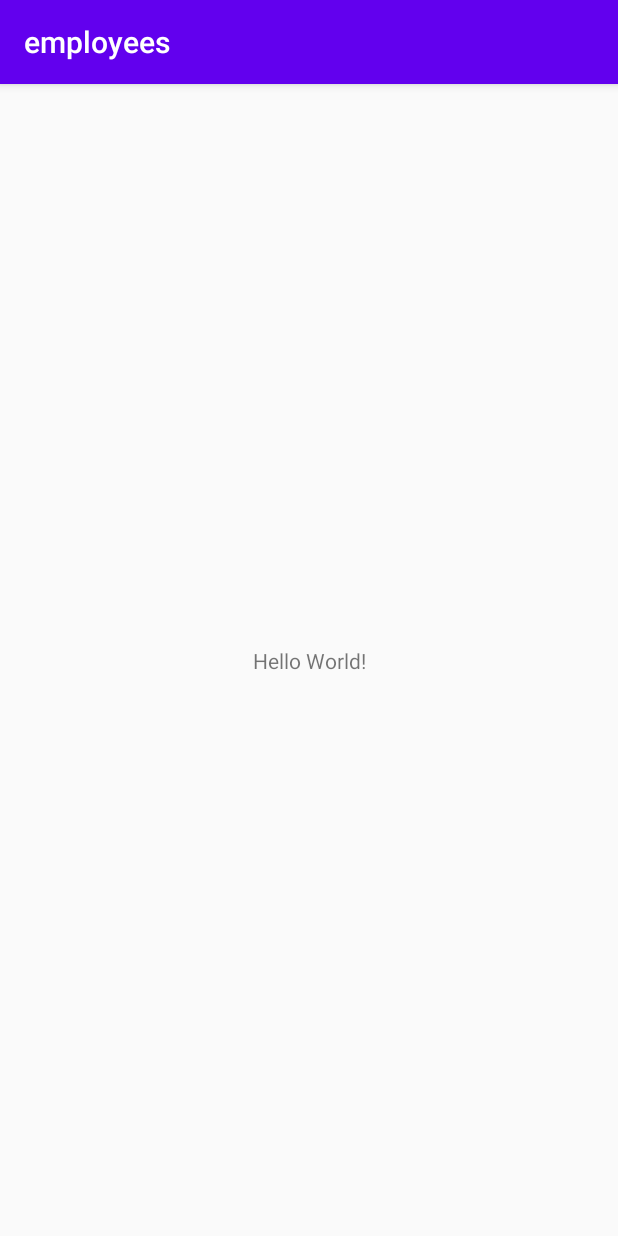
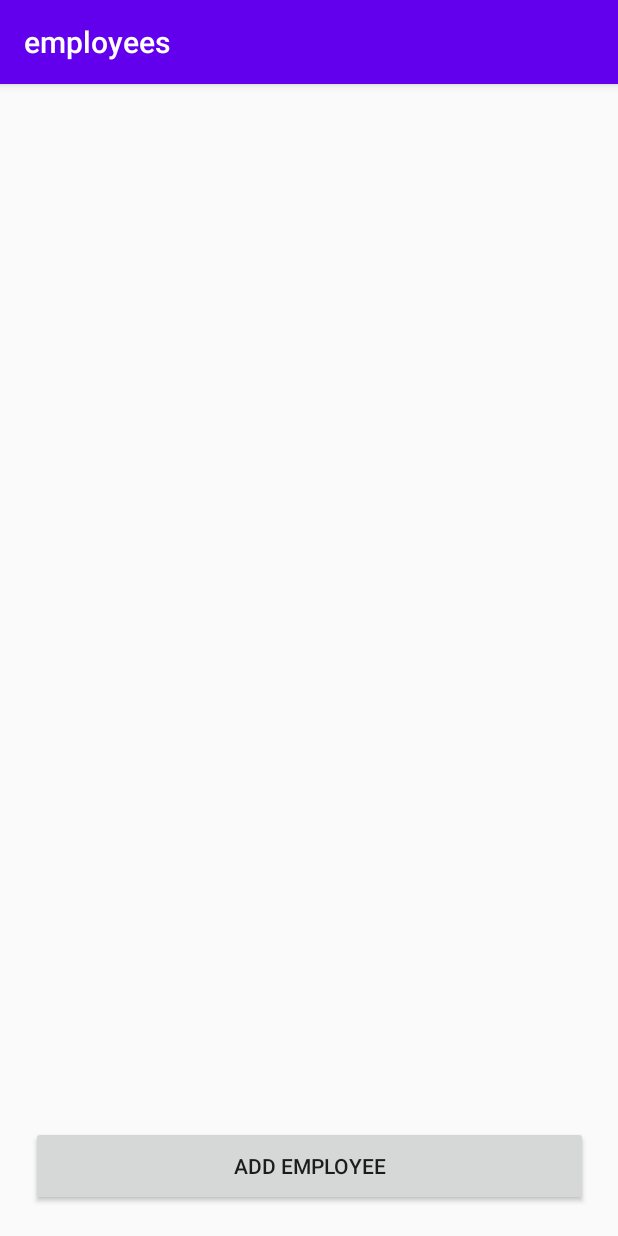
Before and after one commit to hassankhamis97/Manage-Employees, an Android app: the screen it shows after launch (MainActivity), on a phone screen of 412 x 824 dp. Run offline under Robolectric (Android 15) with nearby library versions, the phone set to English and light mode, and no system bars; our stand-ins replace Room's generated code.

Commit message:
add employee till image

```diff
--- a/app/build.gradle
+++ b/app/build.gradle
@@ -6,7 +6,7 @@ android {
 
     defaultConfig {
         applicationId "com.example.employees"
-        minSdkVersion 21
+        minSdkVersion 24
         targetSdkVersion 29
         versionCode 1
         versionName "1.0"
--- a/app/src/main/AndroidManifest.xml
+++ b/app/src/main/AndroidManifest.xml
@@ -1,7 +1,7 @@
 <?xml version="1.0" encoding="utf-8"?>
 <manifest xmlns:android="http://schemas.android.com/apk/res/android"
     package="com.example.employees">
-
+    <uses-permission android:name="android.permission.READ_EXTERNAL_STORAGE" />
     <application
         android:allowBackup="true"
         android:icon="@mipmap/ic_launcher"
@@ -9,7 +9,8 @@
         android:roundIcon="@mipmap/ic_launcher_round"
         android:supportsRtl="true"
         android:theme="@style/AppTheme">
-        <activity android:name=".activity.MainActivity">
+        <activity android:name=".activity.add_employee.AddEmployeeActivity"></activity>
+        <activity android:name=".activity.main.MainActivity">
             <intent-filter>
                 <action android:name="android.intent.action.MAIN" />
 
--- a/app/src/main/java/com/example/employees/activity/MainActivity.java
+++ b/app/src/main/java/com/example/employees/activity/main/MainActivity.java
@@ -1,16 +1,19 @@
-package com.example.employees.activity;
+package com.example.employees.activity.main;
 
 import androidx.annotation.Nullable;
 import androidx.appcompat.app.AppCompatActivity;
 import androidx.lifecycle.Observer;
 import androidx.lifecycle.ViewModelProvider;
 
+import android.content.Intent;
 import android.os.Bundle;
+import android.view.View;
 
 import com.example.employees.POJOs.Employee;
 import com.example.employees.POJOs.EmployeeWithSkills;
 import com.example.employees.POJOs.Skill;
 import com.example.employees.R;
+import com.example.employees.activity.add_employee.AddEmployeeActivity;
 import com.example.employees.viewModel.GetEmployeesViewModel;
 
 import java.util.ArrayList;
@@ -33,16 +36,21 @@ public class MainActivity extends AppCompatActivity {
             }
         });
         // test
-        byte[] x = "Any String you want".getBytes();
-        Employee emp = new Employee("hassan","hassankhamis97@hotmail.com",x);
-        Skill skill1 = new Skill(1,"PHP");
-        Skill skill2 = new Skill(2,"fsd");
-        EmployeeWithSkills employeeWithSkills = new EmployeeWithSkills();
-        employeeWithSkills.employee = emp;
-        employeeWithSkills.skills = new ArrayList<>();
-        employeeWithSkills.skills.add(skill1);
-        employeeWithSkills.skills.add(skill2);
+//        byte[] x = "Any String you want".getBytes();
+//        Employee emp = new Employee("hassan","hassankhamis97@hotmail.com",x);
+//        Skill skill1 = new Skill(1,"PHP");
+//        Skill skill2 = new Skill(2,"fsd");
+//        EmployeeWithSkills employeeWithSkills = new EmployeeWithSkills();
+//        employeeWithSkills.employee = emp;
+//        employeeWithSkills.skills = new ArrayList<>();
+//        employeeWithSkills.skills.add(skill1);
+//        employeeWithSkills.skills.add(skill2);
+//
+//        employeesViewModel.insert(employeeWithSkills);
+    }
 
-        employeesViewModel.insert(employeeWithSkills);
+    public void addEmployeeBtn(View view) {
+        Intent intent = new Intent(this, AddEmployeeActivity.class);
+        startActivity(intent);
     }
 }
--- a/app/src/main/java/com/example/employees/repository/EmployeeRepository.java
+++ b/app/src/main/java/com/example/employees/repository/EmployeeRepository.java
@@ -7,6 +7,7 @@ import androidx.lifecycle.LiveData;
 import com.example.employees.POJOs.Employee;
 import com.example.employees.POJOs.EmployeeSkillCrossRef;
 import com.example.employees.POJOs.EmployeeWithSkills;
+import com.example.employees.POJOs.Skill;
 import com.example.employees.room.EmployeeRoomDatabase;
 import com.example.employees.room.EmployeeWithSkillsDao;
 
@@ -15,8 +16,8 @@ import java.util.List;
 public class EmployeeRepository {
     private EmployeeWithSkillsDao employeeWithSkillsDao;
     private LiveData<List<EmployeeWithSkills>> employeesLiveData;
-//    private LiveData<long> employeesLiveData;
-public EmployeeRepository(Application application) {
+
+    public EmployeeRepository(Application application) {
         EmployeeRoomDatabase db = EmployeeRoomDatabase.getDatabase(application);
         employeeWithSkillsDao = db.employeeWithSkillsDao();
         employeesLiveData = employeeWithSkillsDao.getEmployeeWithSkills();
--- a/app/src/main/java/com/example/employees/room/EmployeeWithSkillsDao.java
+++ b/app/src/main/java/com/example/employees/room/EmployeeWithSkillsDao.java
@@ -27,4 +27,6 @@ public interface EmployeeWithSkillsDao {
     @Transaction
     @Query("SELECT * from EMPLOYEE_TABLE")
     public LiveData<List<EmployeeWithSkills>> getEmployeeWithSkills();
+    @Query("SELECT * from skill_table")
+    public LiveData<List<Skill>> getSkills();
 }
--- a/app/src/main/res/layout/activity_main.xml
+++ b/app/src/main/res/layout/activity_main.xml
@@ -1,18 +1,39 @@
 <?xml version="1.0" encoding="utf-8"?>
-<androidx.constraintlayout.widget.ConstraintLayout xmlns:android="http://schemas.android.com/apk/res/android"
+<LinearLayout xmlns:android="http://schemas.android.com/apk/res/android"
     xmlns:app="http://schemas.android.com/apk/res-auto"
     xmlns:tools="http://schemas.android.com/tools"
     android:layout_width="match_parent"
     android:layout_height="match_parent"
-    tools:context=".activity.MainActivity">
+    android:orientation="vertical"
+    tools:context=".activity.main.MainActivity">
 
-    <TextView
-        android:layout_width="wrap_content"
-        android:layout_height="wrap_content"
-        android:text="Hello World!"
-        app:layout_constraintBottom_toBottomOf="parent"
-        app:layout_constraintLeft_toLeftOf="parent"
-        app:layout_constraintRight_toRightOf="parent"
-        app:layout_constraintTop_toTopOf="parent" />
+    <androidx.constraintlayout.widget.ConstraintLayout
+        android:layout_width="match_parent"
+        android:layout_height="match_parent">
 
-</androidx.constraintlayout.widget.ConstraintLayout>
+
+        <androidx.recyclerview.widget.RecyclerView
+            android:id="@+id/recyclerView2"
+            android:layout_width="406dp"
+            android:layout_height="0dp"
+            app:layout_constraintBottom_toTopOf="@+id/addEmployee"
+            app:layout_constraintEnd_toEndOf="parent"
+            app:layout_constraintHorizontal_bias="1.0"
+            app:layout_constraintStart_toStartOf="parent"
+            app:layout_constraintTop_toTopOf="parent">
+
+        </androidx.recyclerview.widget.RecyclerView>
+
+        <Button
+            android:id="@+id/addEmployee"
+            android:layout_width="371dp"
+            android:layout_height="53dp"
+            android:layout_marginBottom="20dp"
+            android:onClick="addEmployeeBtn"
+            android:text="@string/add_employee"
+            app:layout_constraintBottom_toBottomOf="parent"
+            app:layout_constraintEnd_toEndOf="parent"
+            app:layout_constraintStart_toStartOf="parent" />
+
+    </androidx.constraintlayout.widget.ConstraintLayout>
+</LinearLayout>
--- a/app/src/main/res/values/strings.xml
+++ b/app/src/main/res/values/strings.xml
@@ -1,3 +1,8 @@
 <resources>
     <string name="app_name">employees</string>
+    <string name="profileImage">Profile Image</string>
+    <string name="save">save</string>
+    <string name="email">Email</string>
+    <string name="name">Name</string>
+    <string name="add_employee">Add Employee</string>
 </resources>
```
Also changed, not shown: app/src/main/java/com/example/employees/activity/add_employee/Adapter/SkillsRecyclerViewAdapter.java (added, +64 -0 lines), app/src/main/java/com/example/employees/activity/add_employee/AddEmployeeActivity.java (added, +174 -0 lines), app/src/main/java/com/example/employees/activity/add_employee/dialogue/PickImage.java (added, +10 -0 lines), app/src/main/java/com/example/employees/repository/SkillRepository.java (added, +24 -0 lines), app/src/main/java/com/example/employees/viewModel/SkillsViewModel.java (added, +27 -0 lines), app/src/main/res/layout/activity_add_employee.xml (added, +114 -0 lines), app/src/main/res/layout/skills_layout.xml (added, +38 -0 lines).
